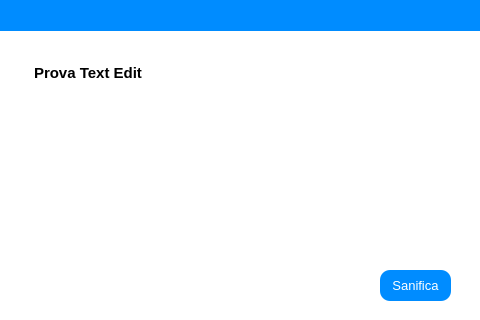
ISacchitella/MicroOne_v1.1, file view/recap_info_sanifica_window.ui: the form before one commit.
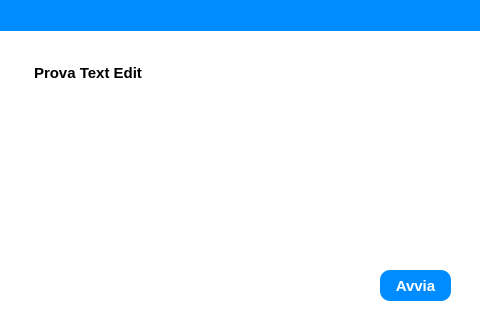
The form after the commit. Icons and pictures are not drawn.

The edit to the form file:
```diff
--- a/view/recap_info_sanifica_window.ui
+++ b/view/recap_info_sanifica_window.ui
@@ -172,7 +172,10 @@
    </property>
    <property name="font">
     <font>
-     <pointsize>10</pointsize>
+     <family>Segoe UI</family>
+     <pointsize>11</pointsize>
+     <weight>75</weight>
+     <bold>true</bold>
     </font>
    </property>
    <property name="styleSheet">
@@ -182,7 +185,7 @@
 border-radius:10px;</string>
    </property>
    <property name="text">
-    <string>Sanifica</string>
+    <string>Avvia</string>
    </property>
   </widget>
   <widget class="QLabel" name="label_5">
@@ -204,7 +207,7 @@
   <widget class="QPushButton" name="cancel_btn_">
    <property name="geometry">
     <rect>
-     <x>0</x>
+     <x>390</x>
      <y>0</y>
      <width>81</width>
      <height>31</height>
```
Left out of the diff: 25 changed lines with no effect on the pictures.
